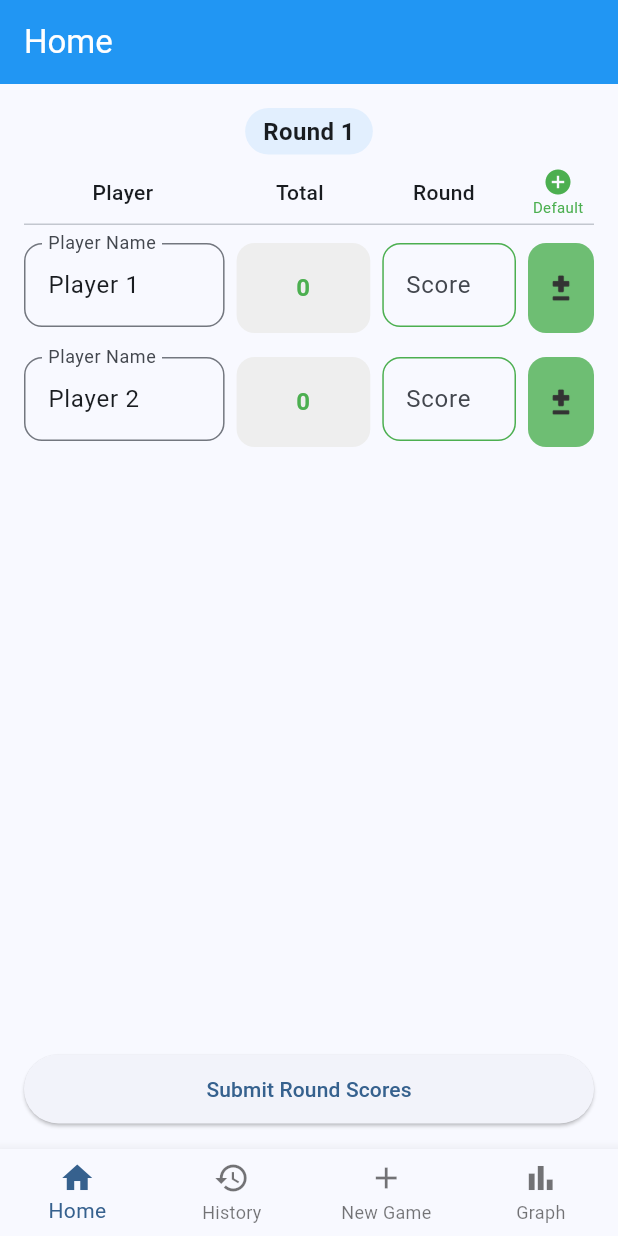
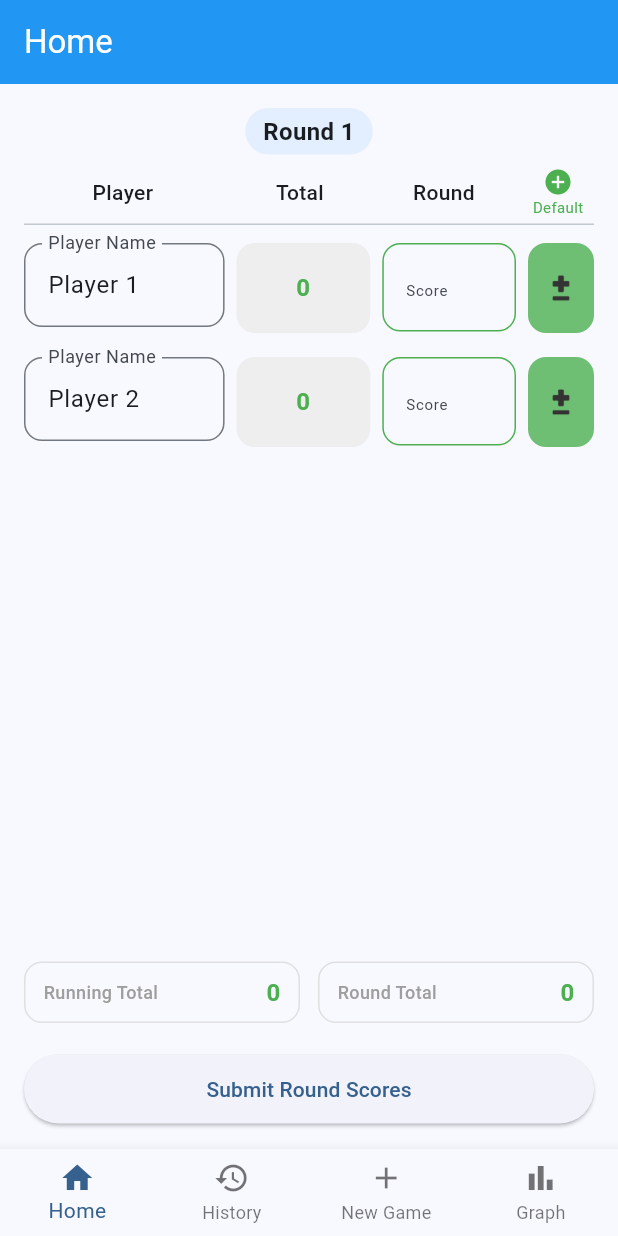
Before and after one commit to Waeladi/score_keeper, a Flutter app: the screen it shows after launch, after a tap on an icon or button, on a phone screen of 412 x 824 dp. Run offline on Flutter 3.47's test engine with Material 3 defaults, Android fonts, the phone set to English and light mode, and no system bars; our stand-ins replace firebase_analytics, firebase_core, firebase_crashlytics, fl_chart, package_info_plus, shared_preferences; accounts and stored records are empty.

Commit message:
fixed score tracking and cleaned up code

```diff
--- a/lib/main.dart
+++ b/lib/main.dart
@@ -11,12 +11,6 @@ import 'utils/constants.dart';
 import 'package:shared_preferences/shared_preferences.dart';
 import 'package:flutter/foundation.dart';
 import 'package:firebase_crashlytics/firebase_crashlytics.dart';
-import 'package:flutter/foundation.dart';
-import 'package:flutter/material.dart';
-import 'package:shared_preferences/shared_preferences.dart';
-import 'package:firebase_core/firebase_core.dart';
-import 'package:firebase_crashlytics/firebase_crashlytics.dart';
-import 'dart:async';
 import 'dart:isolate';
 
 void main() async {
@@ -57,8 +51,6 @@ void main() async {
 
   // --- Crashlytics Setup END ---
 
-  // Load SharedPreferences
-  final SharedPreferences prefs = await SharedPreferences.getInstance();
 
   runApp(ScoreKeeperApp(
     analytics: FirebaseAnalytics.instance,
@@ -130,7 +122,7 @@ class _MainScreenState extends State<MainScreen> {
         _selectedIndex = _gameState.isGameStarted ? 0 : 2;
       });
     } catch (e, stackTrace) {
-      print('Critical error loading state: $e\n$stackTrace');
+      debugPrint('Critical error loading state: $e\n$stackTrace');
       // Reset to clean state
       setState(() {
         _gameState = GameState(isGameStarted: false);
@@ -257,7 +249,7 @@ class _MainScreenState extends State<MainScreen> {
       },
     );
 
-    print('Firebase Analytics: Logged navigation to ${tabNames[index]}');
+    debugPrint('Firebase Analytics: Logged navigation to ${tabNames[index]}');
   }
 
   // Method to handle the actual reset logic
@@ -429,7 +421,6 @@ class _ScoringScreenState extends State<ScoringScreen> {
   late List<TextEditingController> _scoreControllers;
   late List<bool> _isNegativeScore;
   final List<String> _errorMessages = List.filled(4, '');
-  final GlobalKey _scoreBoxKey = GlobalKey();
   late bool _defaultNegative;
   late List<FocusNode> _scoreFocusNodes;
 
@@ -541,6 +532,9 @@ class _ScoringScreenState extends State<ScoringScreen> {
       _isNegativeScore = List.generate(4, (index) => _defaultNegative);
     });
 
+    // Reset focus to the first player's score field
+    _scoreFocusNodes[0].requestFocus();
+
     ScaffoldMessenger.of(context).showSnackBar(
       SnackBar(
         content: Text('Scores for round ${widget.currentRound} submitted'),
@@ -619,7 +613,7 @@ class _ScoringScreenState extends State<ScoringScreen> {
               Container(
                 padding: const EdgeInsets.symmetric(horizontal: 12, vertical: 4),
                 decoration: BoxDecoration(
-                  color: AppConstants.primaryColor.withOpacity(0.1),
+                  color: AppConstants.primaryColor.withValues(alpha: 0.1),
                   borderRadius: BorderRadius.circular(16),
                 ),
                 child: Text(
@@ -655,30 +649,35 @@ class _ScoringScreenState extends State<ScoringScreen> {
     );
   }
 
-  Widget _buildScoreBox(int score, Color backgroundColor) {
+  Widget _buildSummaryScoreCard(String title, int score) {
     return Container(
-      height: 40.0, // Smaller height for score box
-      padding: const EdgeInsets.symmetric(vertical: 4.0, horizontal: 12.0),
+      padding: const EdgeInsets.symmetric(horizontal: 12.0, vertical: 8.0),
       decoration: BoxDecoration(
-        color: backgroundColor,
-        borderRadius: BorderRadius.circular(8),
-        boxShadow: [
-          BoxShadow(
-            color: Colors.black.withOpacity(0.1),
-            blurRadius: 4,
-            offset: const Offset(0, 2),
+        color: Colors.transparent,
+        border: Border.all(color: Colors.grey.shade300),
+        borderRadius: BorderRadius.circular(12),
+      ),
+      child: Row(
+        mainAxisAlignment: MainAxisAlignment.spaceBetween,
+        children: [
+          Text(
+            title,
+            style: const TextStyle(
+              fontSize: 12,
+              fontWeight: FontWeight.w500,
+              color: Colors.grey,
+            ),
+          ),
+          Text(
+            '$score',
+            style: TextStyle(
+              fontSize: 16,
+              fontWeight: FontWeight.bold,
+              color: score < 0 ? AppConstants.negativeScoreColor : AppConstants.positiveScoreColor,
+            ),
+            textAlign: TextAlign.center,
           ),
         ],
-      ),
-      child: Center(
-        child: Text(
-          '$score',
-          style: const TextStyle(
-            fontSize: 20,
-            fontWeight: FontWeight.bold,
-          ),
-          textAlign: TextAlign.center,
-        ),
       ),
     );
   }
@@ -777,6 +776,21 @@ class _ScoringScreenState extends State<ScoringScreen> {
                 onScoreChanged: (_) {}, // No need for this now, we have listeners
               );
             },
+          ),
+        ),
+        // Summary boxes (Round Total and Running Total)
+        Padding(
+          padding: const EdgeInsets.symmetric(vertical: 12.0),
+          child: Row(
+            children: [
+              Expanded(
+                child: _buildSummaryScoreCard('Running Total', _calculateTotalScore()),
+              ),
+              const SizedBox(width: 12),
+              Expanded(
+                child: _buildSummaryScoreCard('Round Total', _calculateCurrentRoundScore()),
+              ),
+            ],
           ),
         ),
       ],
@@ -848,6 +862,21 @@ class _ScoringScreenState extends State<ScoringScreen> {
                 onScoreChanged: (_) {}, // No need for this now, we have listeners
               );
             },
+          ),
+        ),
+        // Summary boxes (Round Total and Running Total) for landscape
+        Padding(
+          padding: const EdgeInsets.symmetric(vertical: 12.0),
+          child: Row(
+            children: [
+              Expanded(
+                child: _buildSummaryScoreCard('Running Total', _calculateTotalScore()),
+              ),
+              const SizedBox(width: 16),
+              Expanded(
+                child: _buildSummaryScoreCard('Round Total', _calculateCurrentRoundScore()),
+              ),
+            ],
           ),
         ),
       ],
@@ -983,6 +1012,7 @@ class _PlayerScoreRowState extends State<PlayerScoreRow> {
                       focusNode: widget.scoreFocusNode,
                       decoration: InputDecoration(
                         labelText: 'Score',
+                        labelStyle: const TextStyle(fontSize: 10),
                         border: OutlineInputBorder(
                           borderRadius: BorderRadius.circular(12),
                           borderSide: const BorderSide(
@@ -1011,6 +1041,7 @@ class _PlayerScoreRowState extends State<PlayerScoreRow> {
                       onChanged: widget.onScoreChanged,
                       textAlign: TextAlign.center,
                       style: TextStyle(
+                        fontSize: 18,
                         color: widget.isNegative ? AppConstants.negativeScoreColor : AppConstants.positiveScoreColor,
                         fontWeight: FontWeight.bold,
                       ),
@@ -1025,7 +1056,7 @@ class _PlayerScoreRowState extends State<PlayerScoreRow> {
                     onTap: widget.onToggleSign,
                     child: Container(
                       decoration: BoxDecoration(
-                        color: widget.isNegative ? AppConstants.negativeScoreColor.withOpacity(0.8) : AppConstants.positiveScoreColor.withOpacity(0.8),
+                        color: widget.isNegative ? AppConstants.negativeScoreColor.withValues(alpha: 0.8) : AppConstants.positiveScoreColor.withValues(alpha: 0.8),
                         borderRadius: BorderRadius.circular(12), // Match TextField rounding
                       ),
                       child: Center(
@@ -1183,6 +1214,7 @@ class _PlayerScoreCardState extends State<PlayerScoreCard> {
                         focusNode: widget.scoreFocusNode,
                         decoration: InputDecoration(
                           labelText: 'Score',
+                          labelStyle: const TextStyle(fontSize: 10),
                           border: OutlineInputBorder(
                             borderRadius: BorderRadius.circular(12),
                             borderSide: const BorderSide(
@@ -1211,6 +1243,7 @@ class _PlayerScoreCardState extends State<PlayerScoreCard> {
                         onChanged: widget.onScoreChanged,
                         textAlign: TextAlign.center,
                         style: TextStyle(
+                          fontSize: 18,
                           color: widget.isNegative ? AppConstants.negativeScoreColor : AppConstants.positiveScoreColor,
                           fontWeight: FontWeight.bold,
                         ),
@@ -1225,7 +1258,7 @@ class _PlayerScoreCardState extends State<PlayerScoreCard> {
                       onTap: widget.onToggleSign,
                       child: Container(
                         decoration: BoxDecoration(
-                          color: widget.isNegative ? AppConstants.negativeScoreColor.withOpacity(0.8) : AppConstants.positiveScoreColor.withOpacity(0.8),
+                          color: widget.isNegative ? AppConstants.negativeScoreColor.withValues(alpha: 0.8) : AppConstants.positiveScoreColor.withValues(alpha: 0.8),
                           borderRadius: BorderRadius.circular(12), // Match TextField rounding
                         ),
                         child: Center(
--- a/lib/models/game_state.dart
+++ b/lib/models/game_state.dart
@@ -1,4 +1,5 @@
 import 'dart:convert';
+import 'package:flutter/foundation.dart';
 import 'package:shared_preferences/shared_preferences.dart';
 
 class GameState {
@@ -67,13 +68,13 @@ class GameState {
           defaultNegative: gameStateMap['defaultNegative'] ?? false,
         );
       } catch (e) {
-        print('Error parsing saved game state: $e');
+        debugPrint('Error parsing saved game state: $e');
         // Clear corrupted data
         await prefs.remove('gameState');
         return GameState(isGameStarted: false);
       }
     } catch (e) {
-      print('Error loading game state: $e');
+      debugPrint('Error loading game state: $e');
       return GameState(isGameStarted: false);
     }
   }
@@ -114,7 +115,7 @@ class GameState {
         defaultNegative: json['defaultNegative'] ?? false,
       );
     } catch (e) {
-      print('Error in fromJson: $e');
+      debugPrint('Error in fromJson: $e');
       // Return a safe default state
       return GameState.newGame(0);
     }
```
Also changed, not shown: pubspec.lock, 1 other file.
